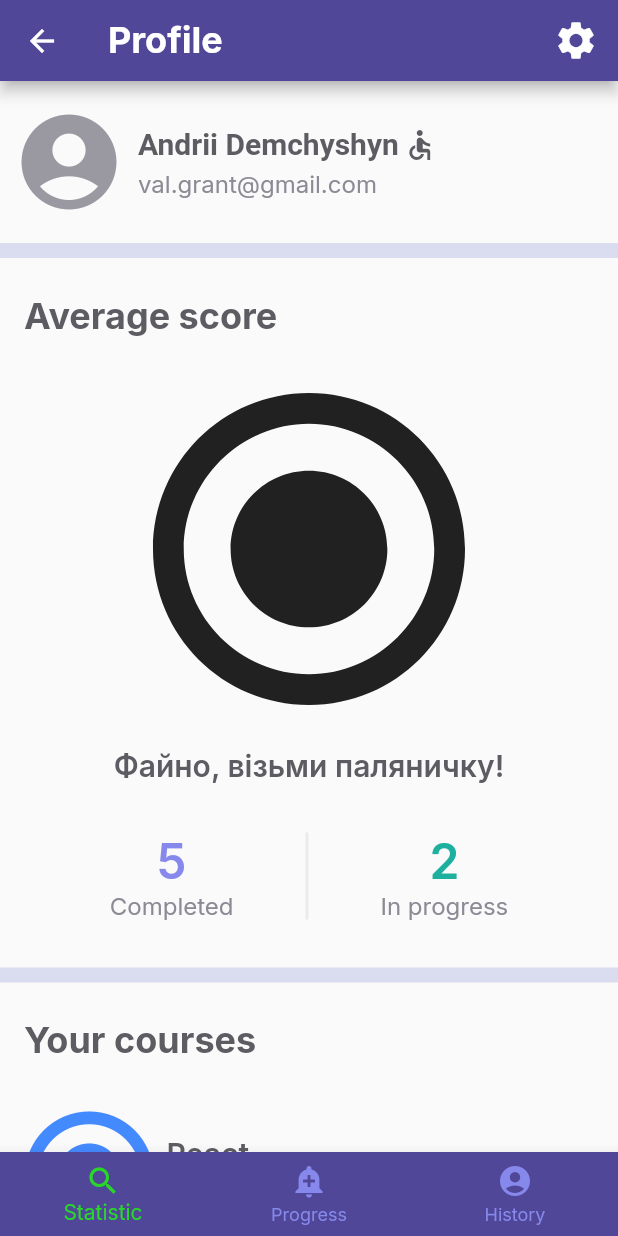
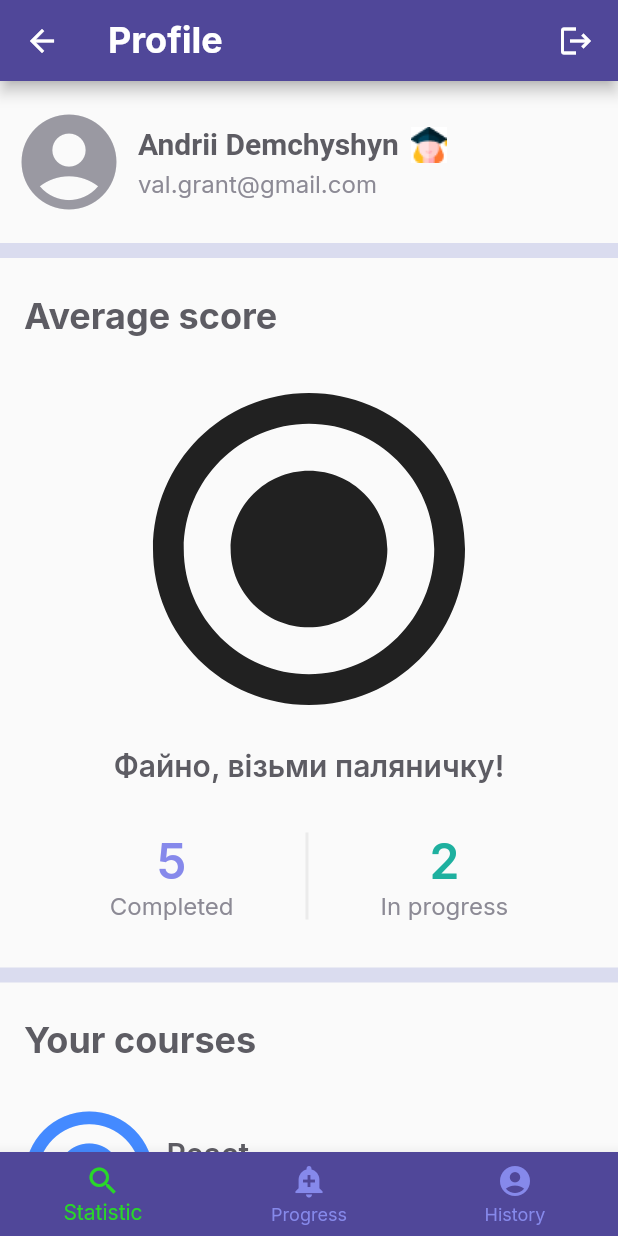
Before and after one commit to ZaykaNya/Diploma, a Flutter app: the HomePage screen opened directly, on a phone screen of 412 x 824 dp. Run offline on Flutter 3.47's test engine with Material 2 defaults, Android fonts, the phone set to English and light mode, and no system bars; our stand-ins replace bloc, equatable, flutter_bloc, formz, google_fonts; accounts and stored records are empty.

Commit message:
[icons] Added one custom icon (image)

```diff
--- a/lib/widgects/pages/root_page.dart
+++ b/lib/widgects/pages/root_page.dart
@@ -50,12 +50,14 @@ class _HomePageState extends State<HomePage> {
           IconButton(
             padding: const EdgeInsets.only(right: 8),
             icon: const Icon(
-              Icons.settings,
+              Icons.logout,
               color: Colors.white,
-              size: 30,
+              size: 24,
             ),
             onPressed: () {
-              // do something
+              context
+                  .read<AuthenticationBloc>()
+                  .add(AuthenticationLogoutRequested());
             },
           )
         ],
@@ -89,22 +91,6 @@ class _HomePageState extends State<HomePage> {
                   }
                   return Container();
                 }),
-            Builder(
-              builder: (context) {
-                final userId = context.select(
-                      (AuthenticationBloc bloc) => bloc.state.user.id,
-                );
-                return Text('UserID: $userId');
-              },
-            ),
-            ElevatedButton(
-              child: const Text('Logout'),
-              onPressed: () {
-                context
-                    .read<AuthenticationBloc>()
-                    .add(AuthenticationLogoutRequested());
-              },
-            ),
           ],
         ),
       ),
--- a/lib/widgects/profile.dart
+++ b/lib/widgects/profile.dart
@@ -31,10 +31,10 @@ class Profile extends StatelessWidget {
                   style: const TextStyle(fontSize: 20, fontWeight: FontWeight.w600, color: Color.fromRGBO(93, 92, 99, 1)),
                   children: [
                     TextSpan(text: '$name $surname'),
-                    const WidgetSpan(
+                    WidgetSpan(
                       child: Padding(
-                        padding: EdgeInsets.symmetric(horizontal: 2.0),
-                        child: Icon(Icons.accessible, color: Color.fromRGBO(93, 92, 99, 1)),
+                        padding: const EdgeInsets.symmetric(horizontal: 8),
+                        child: Image.asset('assets/images/student.jpg'),
                       ),
                     ),
                   ],
--- a/pubspec.yaml
+++ b/pubspec.yaml
@@ -58,6 +58,8 @@ dev_dependencies:
 
 # The following section is specific to Flutter.
 flutter:
+  assets:
+    - assets/images/
 
   # The following line ensures that the Material Icons font is
   # included with your application, so that you can use the icons in
```
Also changed, not shown: assets/images/student.jpg (added).
